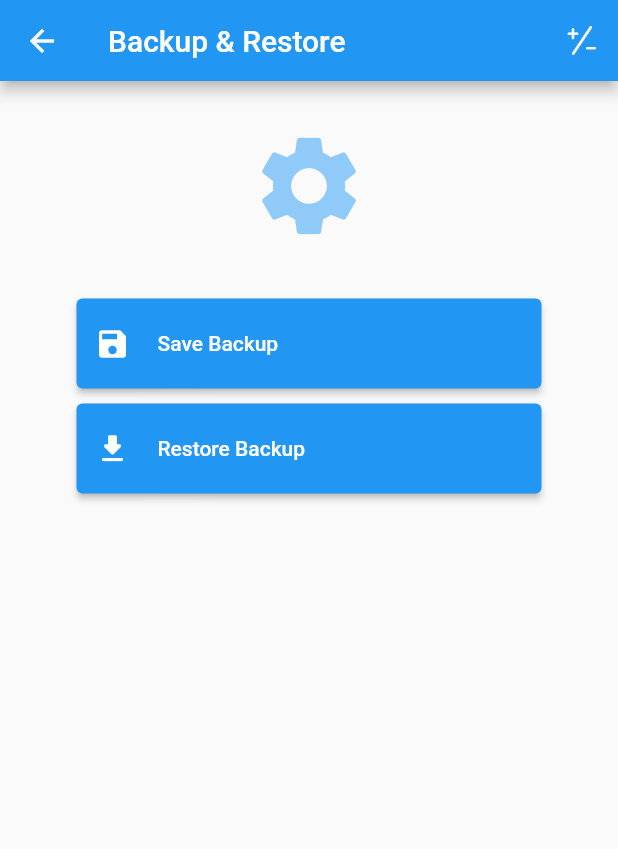
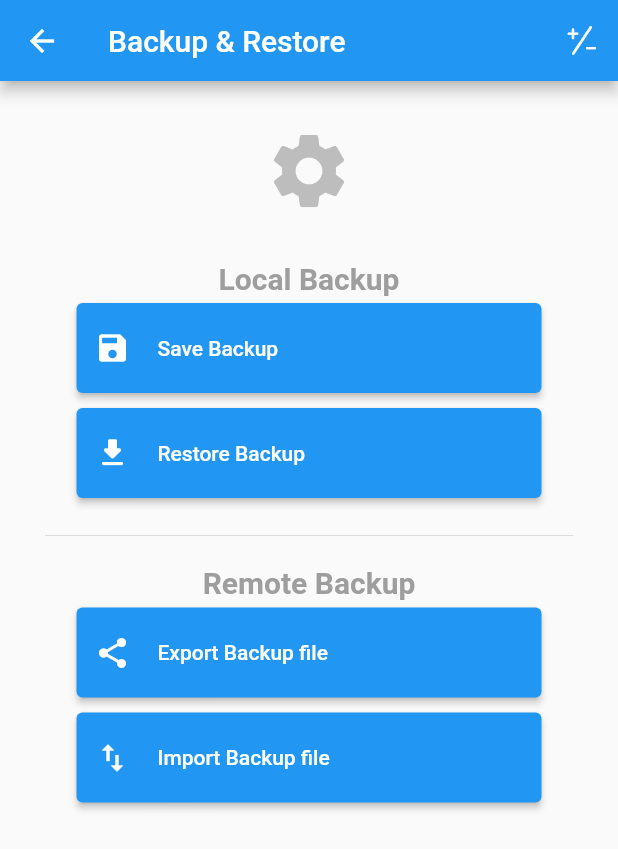
Before and after one commit to jaco2716/ProfitCalculator, a Flutter app: the BackupAndRestore screen opened directly, on a phone screen of 412 x 824 dp. Shown: the top 849 px of the screen. Run offline on Flutter 3.47's test engine with Material 2 defaults, Android fonts, the phone set to English and light mode, and no system bars; our stand-ins replace file_picker, percent_indicator, share_plus, shared_preferences, video_player; missing offline and left inert: flutter_simple_calculator, purchases_flutter; accounts and stored records are empty.

Commit message:
Currency note warning, contact support change, backup export started

```diff
--- /dev/null
+++ b/lib/Model/BackupFileJson.dart
@@ -0,0 +1,26 @@
+import 'package:profit_calculator/Model/Ingredient.dart';
+
+class BackupFileJson {
+  String ingredientJson;
+  String extraJson;
+  String mealJson;
+  String menuJson;
+  String cateringJson;
+
+  BackupFileJson({this.ingredientJson, this.extraJson, this.mealJson, this.menuJson, this.cateringJson});
+
+  BackupFileJson.fromJson(Map<String, dynamic> json)
+      : ingredientJson = json['ingredientJson'] ?? '',
+        extraJson = json['extraJson'] ?? '',
+        mealJson = json['mealJson'] ?? '',
+        menuJson = json['menuJson'] ?? '',
+        cateringJson = json['cateringJson'] ?? '';
+
+  Map<String, dynamic> toJson() => {
+        'ingredientJson': ingredientJson,
+        'extraJson': extraJson,
+        'mealJson': mealJson,
+        'menuJson': menuJson,
+        'cateringJson': cateringJson,
+      };
+}
--- a/lib/Pages/BackupAndRestore/BackupAndRestorePage.dart
+++ b/lib/Pages/BackupAndRestore/BackupAndRestorePage.dart
@@ -1,5 +1,10 @@
+import 'dart:convert';
+import 'dart:io';
+
+import 'package:file_picker/file_picker.dart';
 import 'package:flutter/material.dart';
 import 'package:profit_calculator/Handlers/FileManagement.dart';
+import 'package:profit_calculator/Model/BackupFileJson.dart';
 import 'package:profit_calculator/MyWidgets/MyIconButton.dart';
 import 'package:profit_calculator/Pages/BackupAndRestore/SaveBackupPage.dart';
 import '../../MyWidgets/MyAppBarWithCalc.dart';
@@ -8,11 +13,14 @@ import '../../Model/EnvironmentConfig.dart' as config;
 class BackupAndRestore extends StatelessWidget {
   final FileManagement fileManagement = FileManagement();
   final String ingredientJsonFile = config.ingredientJsonFile;
+  final String extraJsonFile = config.extraJsonFile;
   final String mealJsonFile = config.mealJsonFile;
+  final String menuJsonFile = config.menuJsonFile;
+  final String cateringJsonFile = config.cateringJsonFile;
   @override
   Widget build(BuildContext context) {
     return Scaffold(
-            appBar: MyAppBarWithCalc('Backup & Restore'),
+      appBar: MyAppBarWithCalc('Backup & Restore'),
       body: Container(
         padding: EdgeInsets.symmetric(horizontal: 30),
         child: Column(
@@ -22,10 +30,14 @@ class BackupAndRestore extends StatelessWidget {
               child: Center(
                 child: Icon(
                   Icons.settings,
-                  size: 80,
-                  color: Colors.blue[200],
+                  size: 60,
+                  color: Colors.grey[400],
                 ),
               ),
+            ),
+            Text(
+              'Local Backup',
+              style: TextStyle(fontSize: 20, fontWeight: FontWeight.bold, color: Colors.grey),
             ),
             MyIconButton(
               tileIcon: Icon(Icons.save),
@@ -41,6 +53,24 @@ class BackupAndRestore extends StatelessWidget {
                 goToPage(SaveBackupPage(true), context);
               },
             ),
+            Divider(
+              height: 40,
+            ),
+            Text('Remote Backup', style: TextStyle(fontSize: 20, fontWeight: FontWeight.bold, color: Colors.grey)),
+            MyIconButton(
+              tileIcon: Icon(Icons.share),
+              tileTitle: "Export Backup file",
+              myOnPressed: () {
+                exportBackup();
+              },
+            ),
+            MyIconButton(
+              tileIcon: Icon(Icons.import_export),
+              tileTitle: "Import Backup file",
+              myOnPressed: () {
+                goToPage(SaveBackupPage(true), context);
+              },
+            ),
           ],
         ),
       ),
@@ -48,7 +78,36 @@ class BackupAndRestore extends StatelessWidget {
   }
 
   void goToPage(Widget _navigationPage, BuildContext context) {
-    Navigator.push(
-        context, MaterialPageRoute(builder: (context) => _navigationPage));
+    Navigator.push(context, MaterialPageRoute(builder: (context) => _navigationPage));
+  }
+
+  void exportBackup() async {
+    try {
+      String ingredientFileContent = await fileManagement.readFile('$ingredientJsonFile');
+      String extraFileContent = await fileManagement.readFile('$extraJsonFile');
+      String mealFileContent = await fileManagement.readFile('$mealJsonFile');
+      String menuFileContent = await fileManagement.readFile('$menuJsonFile');
+      String cateringFileContent = await fileManagement.readFile('$cateringJsonFile');
+
+      BackupFileJson backupFileJson = BackupFileJson(
+        ingredientJson: ingredientFileContent,
+        extraJson: extraFileContent,
+        mealJson: mealFileContent,
+        menuJson: menuFileContent,
+        cateringJson: cateringFileContent,
+      );
+      fileManagement.exportData('profCalculatorExportBackup', jsonEncode(backupFileJson));
+      // print(jsonEncode(backupFileJson));
+    } catch (e) {}
+  }
+
+  void importBackup() async {
+    FilePickerResult result = await FilePicker.platform.pickFiles();
+
+    if (result != null) {
+      File file = File(result.files.single.path);
+    } else {
+      // User canceled the picker
+    }
   }
 }
--- a/lib/Pages/FrontPageMenu.dart
+++ b/lib/Pages/FrontPageMenu.dart
@@ -4,6 +4,7 @@ import 'package:profit_calculator/InAppPurchase/upgrade.dart';
 import 'package:profit_calculator/MyWidgets/FrontPageWidgets/MyGridMenuButton.dart';
 import 'package:profit_calculator/MyWidgets/MyIconButton.dart';
 import 'package:profit_calculator/Pages/CateringPages/CateringListPage.dart';
+import 'package:profit_calculator/Pages/ContactSupportPage.dart';
 import 'package:profit_calculator/Pages/MenuPages/MenuListPage.dart';
 import 'package:profit_calculator/Pages/VideoAppGuidePage.dart';
 import 'package:url_launcher/url_launcher.dart';
@@ -83,7 +84,7 @@ class _FrontPageMenuState extends State<FrontPageMenu> {
                   children: [
                     Container(
                       width: 230,
-                      child: MyIconButton(compact: true, leftalign: true, tileIcon: Icon(Icons.info), tileTitle: 'Contact Support', buttonColor: Colors.blueGrey[800], myOnPressed: () => _launchURL('https://wejeo.dk/#Contact')),
+                      child: MyIconButton(compact: true, leftalign: true, tileIcon: Icon(Icons.info), tileTitle: 'Contact Support', buttonColor: Colors.blueGrey[800], myOnPressed: () => _goToPage(ContactSupportPage())),
                     ),
                     Container(
                       width: 70,
@@ -114,6 +115,6 @@ class _FrontPageMenuState extends State<FrontPageMenu> {
   }
 
   void _launchURL(String _url) async {
-    await canLaunch(_url) ? await launch(_url) : print('Could not launch $_url');
+    await canLaunch(_url) ? await launch(_url, forceSafariVC: false) : print('Could not launch $_url');
   }
 }
--- a/lib/Pages/VATChangePage.dart
+++ b/lib/Pages/VATChangePage.dart
@@ -173,6 +173,7 @@ class _VATChangePageState extends State<VATChangePage> {
                                   ]),
                             ));
                       }),
+                      Text('Changing the currency does not change any price values.', style: TextStyle(fontSize: 11, fontStyle: FontStyle.italic, letterSpacing: -0.5)),
                   SizedBox(
                     height: 10,
                   ),
--- a/pubspec.yaml
+++ b/pubspec.yaml
@@ -26,14 +26,12 @@ dependencies:
   percent_indicator: ^2.1.8
   flutter_simple_calculator: ^1.0.4
   path_provider: ^2.0.2
+  share_plus: ^3.0.4
   shared_preferences: ^2.0.6
   url_launcher: ^6.0.2
   video_player: ^2.1.1
   purchases_flutter: ^3.6.0
-  # flutter_colorpicker: ^0.3.4
-  # fl_chart: ^0.12.0
-  # share: ^0.6.5+4
-  # file_picker: ^2.1.6
+  file_picker: ^4.3.3
 
   # The following adds the Cupertino Icons font to your application.
   # Use with the CupertinoIcons class for iOS style icons.
```
Also changed, not shown: lib/Handlers/FileManagement.dart (+10 -13 lines), lib/MyWidgets/CalculatorPage.dart (+5 -2 lines), lib/Pages/ContactSupportPage.dart (added, +94 -0 lines), pubspec.lock, 1 other file.
